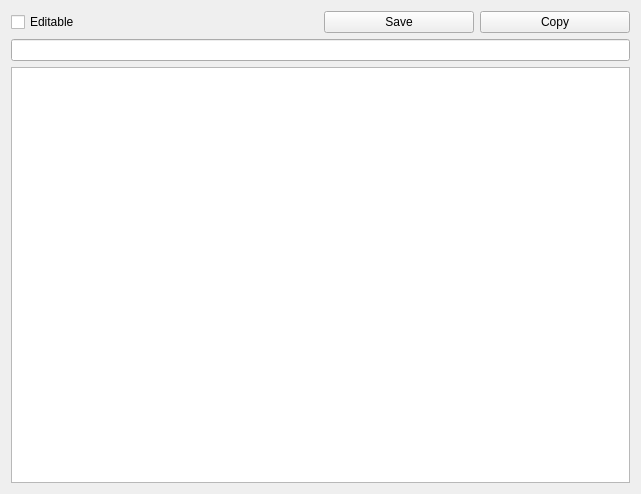
Above: designs/xml/note_window.ui from daniel-deru/WorkMate-3.0 before the change. Below: the same form after it.
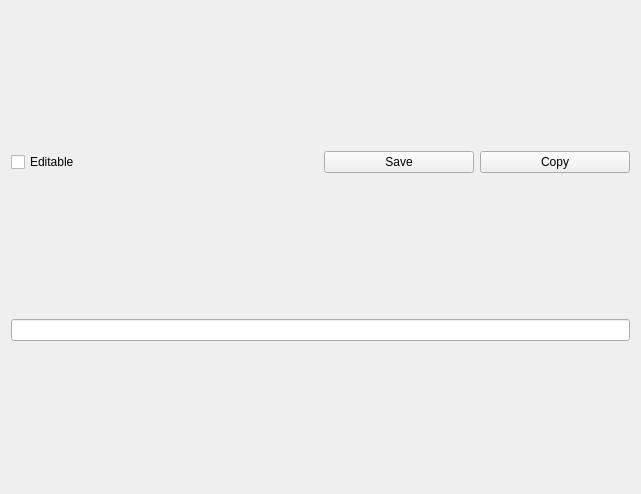
That is the form after the change.

Commit message: changed note text edit to be able to add content but not delete it

Patch:
```diff
--- a/designs/xml/note_window.ui
+++ b/designs/xml/note_window.ui
@@ -66,13 +66,6 @@
    <item>
     <widget class="QLineEdit" name="lnedt_title"/>
    </item>
-   <item>
-    <widget class="QTextEdit" name="txtedt_body">
-     <property name="textInteractionFlags">
-      <set>Qt::TextSelectableByKeyboard|Qt::TextSelectableByMouse</set>
-     </property>
-    </widget>
-   </item>
   </layout>
  </widget>
  <resources/>
```
The commit also changes 8 other files.
